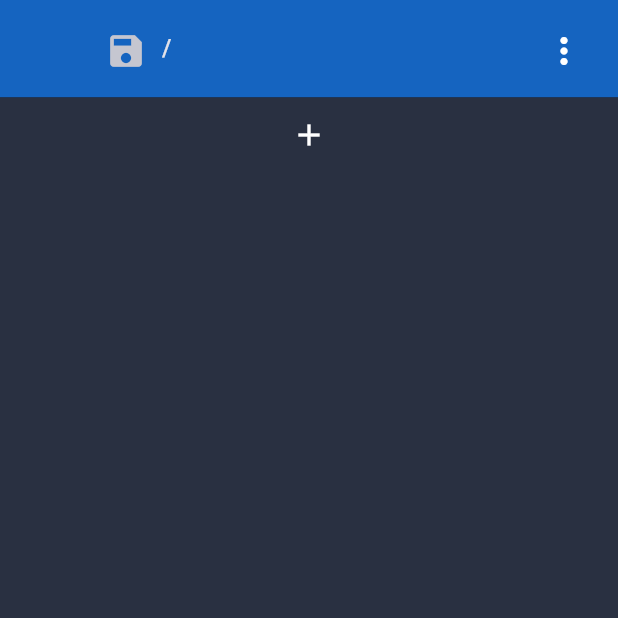
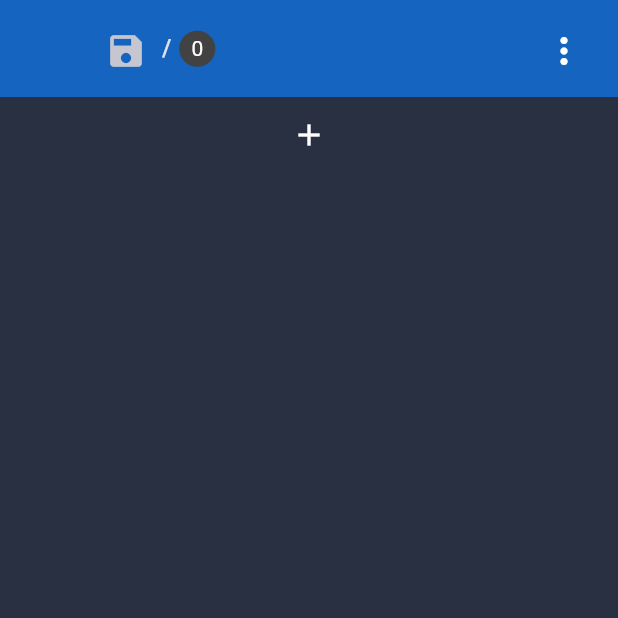
Before and after one commit to igrek51/todotree, a Flutter app: the screen it shows after launch, on a phone screen of 412 x 824 dp, the top half of it. Run offline on Flutter 3.47's test engine with Material 3 defaults, Android fonts, the phone set to English and light mode, and no system bars; our stand-ins replace file_picker, yaml; missing offline and left inert: move_to_background, window_manager, yaml_writer.

Commit message:
Show number of children nodes in title bar

```diff
--- a/lib/services/database/tree_storage.dart
+++ b/lib/services/database/tree_storage.dart
@@ -10,10 +10,8 @@ import 'package:todotree/services/database/yaml_tree_deserializer.dart';
 import 'package:todotree/services/database/yaml_tree_serializer.dart';
 import 'package:todotree/model/tree_node.dart';
 import 'package:todotree/services/info_service.dart';
-import 'package:todotree/services/tree_traverser.dart';
 import 'package:todotree/util/logger.dart';
 import 'package:todotree/util/errors.dart';
-import 'package:todotree/views/tree_browser/browser_controller.dart';
 
 class TreeStorage {
   BackupManager backupManager;
--- a/lib/views/home/title_bar.dart
+++ b/lib/views/home/title_bar.dart
@@ -3,6 +3,7 @@ import 'package:provider/provider.dart';
 
 import 'package:todotree/util/errors.dart';
 import 'package:todotree/services/main_menu_runner.dart';
+import 'package:todotree/views/components/rounded_badge.dart';
 import 'package:todotree/views/home/home_controller.dart';
 import 'package:todotree/views/tree_browser/browser_state.dart';
 
@@ -53,7 +54,13 @@ class TitleBar extends StatelessWidget {
                 },
               ),
               Expanded(
-                child: Text(browserState.title, style: style),
+                child: Row(
+                  children: [
+                    Text(browserState.title, style: style),
+                    SizedBox(width: 5),
+                    RoundedBadge(text: browserState.items.length.toString()),
+                  ],
+                ),
               ),
               PopupMenuButton(
                 iconSize: 32,
```
